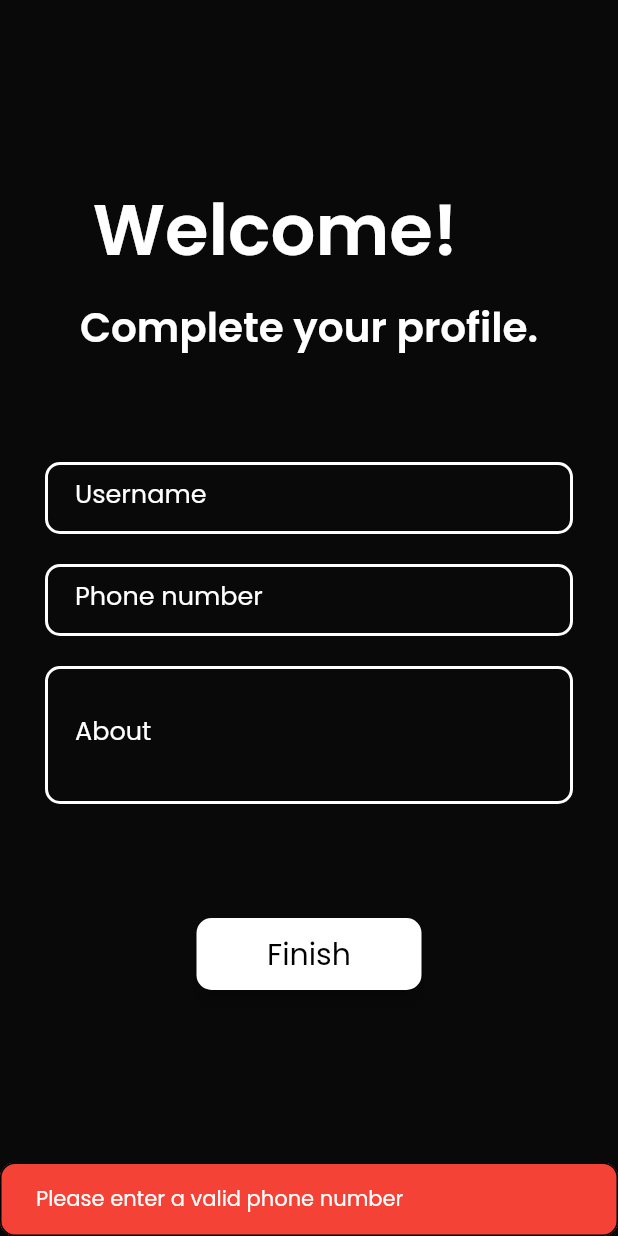
After one commit to GPSxtreme/chatEx, a Flutter app: the profile screen opened by its route, after a tap on "Finish", on a phone screen of 412 x 824 dp. The commit adds this screen. Run offline on Flutter 3.47's test engine with Material 2 defaults, Android fonts, the phone set to English and light mode, and no system bars; drawn by our look-alikes of animated_text_kit, auto_size_text; our stand-ins replace cloud_firestore, firebase_auth, firebase_core, google_fonts, hexcolor, ionicons and 2 more; accounts and stored records are empty.

Commit message:
added user profiles

```diff
--- a/lib/main.dart
+++ b/lib/main.dart
@@ -4,6 +4,7 @@ import 'package:chat_room/pages/loginScreen.dart';
 import 'package:chat_room/pages/registrationScreen.dart';
 import 'package:chat_room/pages/welcomeScreen.dart';
 import 'package:responsive_sizer/responsive_sizer.dart';
+import 'package:chat_room/pages/profile.dart';
 
 void main()=>{runApp(
     ResponsiveSizer(
@@ -15,6 +16,7 @@ void main()=>{runApp(
             welcomeScreen.id : (context) => welcomeScreen(),
             loginScreen.id: (context) => loginScreen(),
             regScreen.id:(context)=>regScreen(),
+            profile.id:(context)=>const profile(),
             chatScreen.id:(context)=>chatScreen(),
           },
         );
--- a/lib/pages/chatScreen.dart
+++ b/lib/pages/chatScreen.dart
@@ -25,6 +25,7 @@ class _chatScreenState extends State<chatScreen> {
   final msgTextController = TextEditingController();
   final _auth = FirebaseAuth.instance;
   String msgTxt = '';
+  late final userDetails;
   @override
   void initState() {
     // TODO: implement initState
@@ -32,12 +33,13 @@ class _chatScreenState extends State<chatScreen> {
     getCurrentUser();
   }
 
-  void getCurrentUser (){
+  void getCurrentUser ()async {
     try{
       final user =  _auth.currentUser;
       if(user!=null){
         loggedUser = user;
       }
+      userDetails = await _fireStore.collection('users').doc(loggedUser.uid).get();
     }
     catch(e){
       print(e);
@@ -161,7 +163,8 @@ userLogOut(){
               msgTextController.clear();
               _fireStore.collection("messages").add({
                 'text':msgTxt,
-                'sender':loggedUser.email,
+                'senderEmail':loggedUser.email,
+                'senderUserName':userDetails['UserName'],
                 'createdAt': formatter,
                 'timeSort':sortTime
               });
@@ -191,10 +194,11 @@ class MessageStream extends StatelessWidget {
             final messages = snapshot.data?.docs.reversed;
             List<MessageBubble> messageWidgets = [];
             for(var message in messages!){
-              final msgSender = message.get('sender');
+              final msgSenderEmail = message.get('senderEmail');
+              final msgSenderUserName = message.get('senderUserName');
               final msgTxt = message.get('text');
               final msgTime = message.get('createdAt');
-              messageWidgets.add(MessageBubble(sender: msgSender, text: msgTxt,isMe:msgSender == loggedUser.email,time: msgTime,msgId: message.id,));
+              messageWidgets.add(MessageBubble(senderEmail: msgSenderEmail,senderUserName: msgSenderUserName ,text: msgTxt,isMe:msgSenderEmail == loggedUser.email,time: msgTime,msgId: message.id,));
             }
             return Expanded(
               child: ListView(
@@ -214,8 +218,9 @@ class MessageStream extends StatelessWidget {
 
 //message bubble
 class MessageBubble extends StatelessWidget {
-  const MessageBubble({super.key, required this.sender,required this.text,required this.isMe,required this.time,required this.msgId});
-  final String sender;
+  const MessageBubble({super.key, required this.senderEmail,required this.senderUserName, required this.text,required this.isMe,required this.time,required this.msgId});
+  final String senderEmail;
+  final String senderUserName;
   final String text;
   final bool isMe;
   final String time;
@@ -250,7 +255,7 @@ class MessageBubble extends StatelessWidget {
                       crossAxisAlignment: CrossAxisAlignment.start,
                       children: [
                         if(!isMe) ...[
-                          Text(sender.split('@')[0],style:  GoogleFonts.poppins(color: Colors.amber,fontSize: 17,decoration: TextDecoration.underline),),
+                          Text(senderUserName,style:  GoogleFonts.poppins(color: Colors.amber,fontSize: 17,decoration: TextDecoration.underline),),
                           const SizedBox(height: 5,),
                         ],
                         Text(
--- a/lib/pages/loginScreen.dart
+++ b/lib/pages/loginScreen.dart
@@ -1,5 +1,6 @@
 import 'package:animated_text_kit/animated_text_kit.dart';
 import 'package:chat_room/pages/chatScreen.dart';
+import 'package:chat_room/pages/profile.dart';
 import 'package:flutter/material.dart';
 import 'package:google_fonts/google_fonts.dart';
 import 'package:hexcolor/hexcolor.dart';
@@ -9,6 +10,8 @@ import '../components/roundedBtnT1.dart';
 import '../consts.dart';
 import 'package:firebase_auth/firebase_auth.dart';
 import 'package:auto_size_text/auto_size_text.dart';
+import 'package:cloud_firestore/cloud_firestore.dart';
+
 
 class loginScreen extends StatefulWidget {
   loginScreen({Key? key}) : super(key: key);
@@ -22,8 +25,9 @@ class _loginScreenState extends State<loginScreen> {
   String password = '';
   String email = '';
   bool showLoader = false;
+  late bool userProfileCreated;
   final _auth = FirebaseAuth.instance;
-
+  final _fireStore = FirebaseFirestore.instance;
   @override
   Widget build(BuildContext context) {
     Size size = MediaQuery.of(context).size;
@@ -110,11 +114,18 @@ class _loginScreenState extends State<loginScreen> {
                               });
                               try{
                                 final newUser = await _auth.signInWithEmailAndPassword(email: email, password: password);
+                                final loggedUser = _auth.currentUser;
+                                var doc = await _fireStore.collection('users').doc(loggedUser?.uid).get();
                                 if(newUser != null){
                                   setState(() {
                                     showLoader = false;
                                   });
-                                  Navigator.pushNamed(context, chatScreen.id);
+                                  if(doc.exists){
+                                    Navigator.pushNamed(context, chatScreen.id);
+                                  }
+                                  else{
+                                    Navigator.pushNamed(context, profile.id);
+                                  }
                                 }
                               } on FirebaseAuthException catch  (e) {
                                 setState(() {
--- /dev/null
+++ b/lib/pages/profile.dart
@@ -0,0 +1,192 @@
+import 'package:cloud_firestore/cloud_firestore.dart';
+import 'package:flutter/material.dart';
+import 'package:google_fonts/google_fonts.dart';
+import 'package:hexcolor/hexcolor.dart';
+import 'package:ionicons/ionicons.dart';
+import '../components/roundedBtnT1.dart';
+import 'chatScreen.dart';
+import 'package:chat_room/consts.dart';
+import 'package:firebase_auth/firebase_auth.dart';
+import 'package:modal_progress_hud/modal_progress_hud.dart';
+import 'package:animated_text_kit/animated_text_kit.dart';
+
+
+class profile extends StatefulWidget {
+  static String id = "profile_Screen";
+  const profile({Key? key}) : super(key: key);
+
+  @override
+  State<profile> createState() => _profileState();
+}
+
+class _profileState extends State<profile> {
+
+  final _auth = FirebaseAuth.instance;
+  final _fireStore = FirebaseFirestore.instance;
+  bool showLoader = false;
+  String userName = '';
+  String phoneNumber = '';
+  String about = '';
+  String? userUid;
+  late User loggedUser;
+  bool animFinished = false;
+  @override
+  void initState() {
+    // TODO: implement initState
+    super.initState();
+    getCurrentUser();
+  }
+
+  void getCurrentUser (){
+    try{
+      final user =  _auth.currentUser;
+      if(user!=null){
+        loggedUser = user;
+      }
+    }
+    catch(e){
+      print(e);
+    }
+  }
+
+  @override
+  Widget build(BuildContext context) {
+    Size size = MediaQuery.of(context).size;
+    return Scaffold(
+      backgroundColor: HexColor("#090909"),
+      body: ModalProgressHUD(
+        opacity: 0.18,
+        inAsyncCall: showLoader,
+        child: Center(
+            child:SingleChildScrollView(
+              child: Column(
+                mainAxisAlignment: MainAxisAlignment.center,
+                children: <Widget>[
+                  Column(
+                    mainAxisAlignment: MainAxisAlignment.start,
+                    children: [
+                      SizedBox(
+                        width: size.width*0.70,
+                        child: AnimatedTextKit(
+                          animatedTexts: [
+                            TypewriterAnimatedText(
+                              'Welcome!',
+                              textStyle: GoogleFonts.poppins(
+                                color: Colors.white,
+                                fontSize: 47,
+                                fontWeight: FontWeight.w600,
+                              ),
+                              speed: const Duration(milliseconds: 300),
+                            ),
+                          ],
+                          pause: const Duration(milliseconds: 4000),
+                          repeatForever: true,
+                        ),
+                      ),
+                      SizedBox(height: 10,),
+                      Text(
+                        'Complete your profile.',
+                        style: GoogleFonts.poppins(
+                          color: Colors.white,
+                          fontSize: 27,
+                          fontWeight: FontWeight.w600,)
+                      ),
+                    ],
+                  ),
+                  Container(
+                    margin: EdgeInsets.all(30),
+                    child: Column(
+                      children: [
+                        SizedBox(
+                          height: 40,
+                        ),
+                        TextField(
+                          style: GoogleFonts.poppins(
+                            color: Colors.white,
+                            fontSize: 17,
+                            fontWeight: FontWeight.w400,
+                          ),
+                          textAlign: TextAlign.center,
+                          keyboardType: TextInputType.name,
+                          onChanged: (value){
+                            userName = value;
+                          },
+                          decoration: kTextFieldInputDecoration.copyWith(hintText: "set a username",labelText: "Username"),
+                        ),
+                        SizedBox(
+                          height: 20,
+                        ),
+                        TextField(
+                          style: GoogleFonts.poppins(
+                            color: Colors.white,
+                            fontSize: 17,
+                            fontWeight: FontWeight.w400,
+                          ),
+                          textAlign: TextAlign.center,
+                          keyboardType: TextInputType.number,
+                          onChanged: (value){
+                            phoneNumber = value;
+                          },
+                          decoration: kTextFieldInputDecoration.copyWith(hintText: "",labelText: "Phone number"),
+                        ),
+                        SizedBox(
+                          height: 20,
+                        ),
+                        TextField(
+                          maxLines: 3,
+                          style: GoogleFonts.poppins(
+                            color: Colors.white,
+                            fontSize: 17,
+                            fontWeight: FontWeight.w400,
+                          ),
+                          textAlign: TextAlign.center,
+                          keyboardType: TextInputType.name,
+                          onChanged: (value){
+                            about = value;
+                          },
+                          decoration: kTextFieldInputDecoration.copyWith(hintText: "Eg: Iam a student studying in...",labelText: "About",),
+                        ),
+                        SizedBox(
+                          height: 20,
+                        ),
+                        SizedBox(
+                          height: 40,
+                        ),
+                        roundedBtn(title: 'Finish', onPressed: () {
+                          if(userName.isNotEmpty && phoneNumber.isNotEmpty && phoneNumber.length == 10){
+                            setState(() {
+                              showLoader = true;
+                            });
+                            try{
+                              _fireStore.collection("users").doc(loggedUser.uid).set({
+                                "email": loggedUser.email,
+                                "UserName": userName,
+                                "PhoneNumber": phoneNumber,
+                                "about":about
+                              });
+                              Navigator.pushNamed(context, chatScreen.id);
+                            }on FirebaseAuthException catch  (e) {
+                              setState(() {
+                                showLoader = false;
+                              });
+                              showSnackBar(context,e.message.toString(),2000);
+                            }
+                          }else if (phoneNumber.length != 10){
+                            showSnackBar(context,'Please enter a valid phone number',2000);
+                          }
+                          else{
+                            showSnackBar(context,'Please fill in all the fields',2000);
+                          }
+
+                        }),
+                      ],
+                    ),
+                  ),
+                ],
+              ),
+            )
+        ),
+      ),
+    );
+  }
+}
--- a/lib/pages/registrationScreen.dart
+++ b/lib/pages/registrationScreen.dart
@@ -1,6 +1,6 @@
 import 'package:animated_text_kit/animated_text_kit.dart';
 import 'package:auto_size_text/auto_size_text.dart';
-import 'package:chat_room/pages/loginScreen.dart';
+import 'package:chat_room/pages/profile.dart';
 import 'package:flutter/material.dart';
 import 'package:google_fonts/google_fonts.dart';
 import 'package:hexcolor/hexcolor.dart';
@@ -129,7 +129,7 @@ class _regScreenState extends State<regScreen> {
                                   setState(() {
                                     showLoader = false;
                                   });
-                                  Navigator.pushNamed(context, chatScreen.id);
+                                  Navigator.pushNamed(context, profile.id);
                                 }
                               } on FirebaseAuthException catch  (e) {
                                 setState(() {
```
Also changed, not shown: lib/pages/welcomeScreen.dart (+1 -6 lines).
